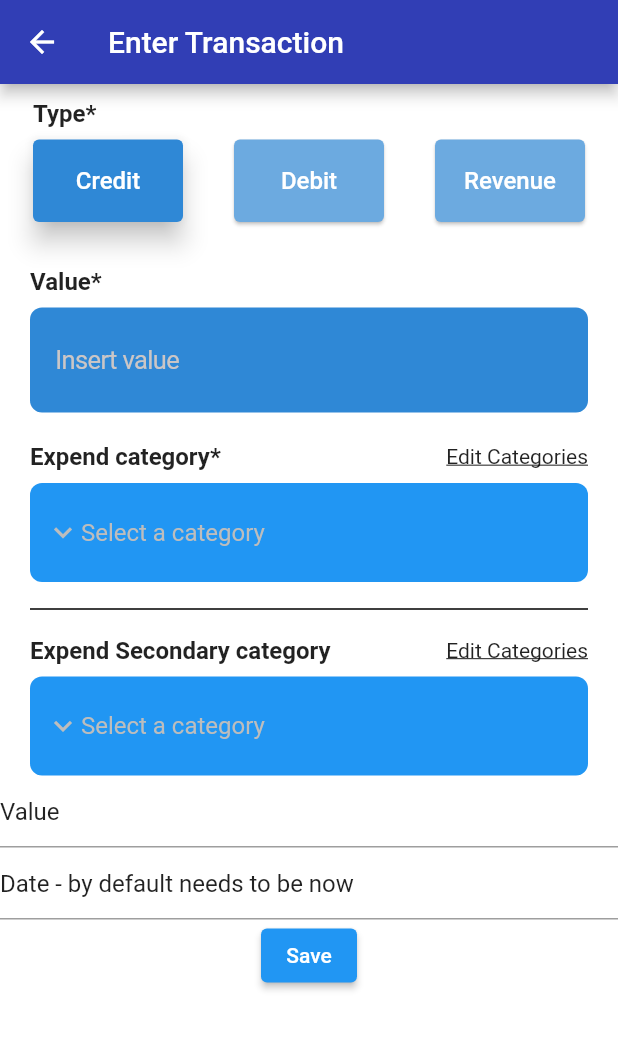
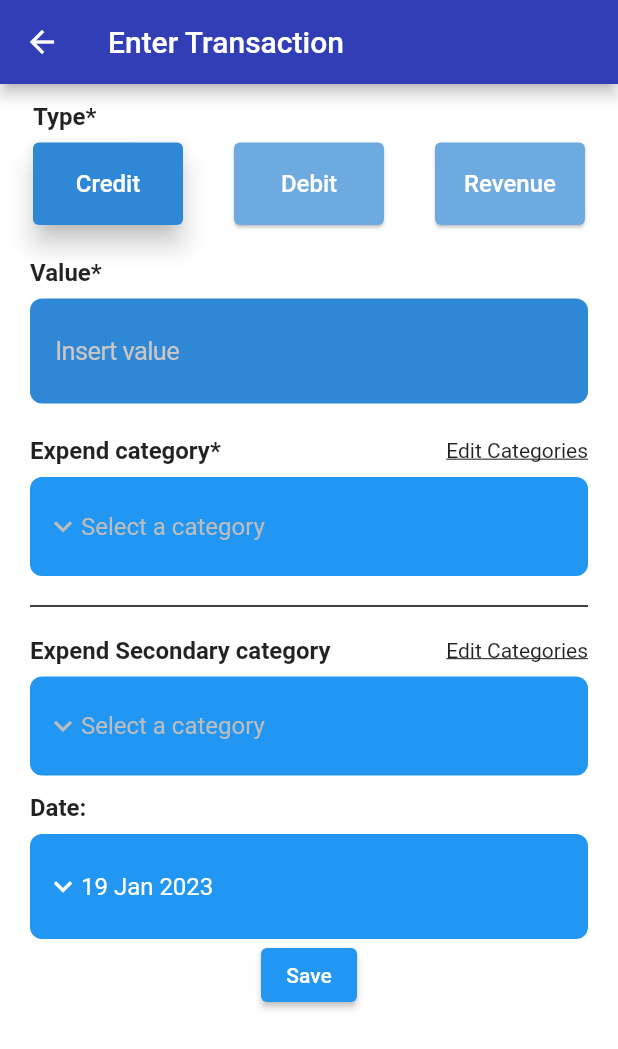
Before and after one commit to LeonardoLeiteMeira/finance_with_notion, a Flutter app: the screen it shows after launch, after a tap on the "add" icon, on a phone screen of 412 x 824 dp. Shown: the top 1049 px of the screen. Run offline on Flutter 3.47's test engine with Material 2 defaults, Android fonts, the phone set to English and light mode, and no system bars; our stand-ins replace currency_text_input_formatter, dio, flutter_dotenv, flutter_mobx, get_it, injectable and 3 more; generated files the repository leaves out were written again; network calls fail.

Commit message:
created datetime picker

```diff
--- a/lib/features/expenses/registerTransaction/register_transaction.controller.dart
+++ b/lib/features/expenses/registerTransaction/register_transaction.controller.dart
@@ -26,4 +26,10 @@ abstract class _RegisterTransactionControllerBase with Store {
 
   @action
   void setCategory(String value) => category = value;
+
+  @observable
+  DateTime transactionDate = DateTime.now();
+
+  @action
+  void setTransactionDate(DateTime value) => transactionDate = value;
 }
--- a/lib/features/expenses/registerTransaction/register_transaction.page.dart
+++ b/lib/features/expenses/registerTransaction/register_transaction.page.dart
@@ -1,5 +1,7 @@
 import 'package:finance_with_notion/shared/widgets/forms_widget/cash_value/cash_value.dart';
+import 'package:finance_with_notion/shared/widgets/forms_widget/datetime_picker/my_datetime_picker.dart';
 import 'package:finance_with_notion/shared/widgets/forms_widget/dropdown/my_dropdown.dart';
+import 'package:flutter/cupertino.dart';
 import 'package:flutter/material.dart';
 import 'package:finance_with_notion/shared/base/base.page.dart';
 import 'package:flutter_mobx/flutter_mobx.dart';
@@ -33,7 +35,7 @@ class _RegisterTransactionPageState extends BaseStateWithController<
 
   @override
   Widget build(BuildContext context) {
-    const double spaceBetweenFormItens = 10;
+    const double spaceBetweenFormItens = 12;
     return Scaffold(
       appBar: AppBar(title: const Text("Enter Transaction")),
       body: SingleChildScrollView(
@@ -41,6 +43,7 @@ class _RegisterTransactionPageState extends BaseStateWithController<
               key: _formKey,
               child: Column(
                 children: [
+                  const SizedBox(height: spaceBetweenFormItens),
                   Observer(
                     builder: (_) => RadioButton(
                       firstOption: TransactionType.credit.asString(),
@@ -68,11 +71,16 @@ class _RegisterTransactionPageState extends BaseStateWithController<
                   SelectCategory(
                       isSeconderyCategory: true,
                       selectCategory: () => print("Select category")),
-                  TextFormField(
-                    initialValue: "Value",
-                  ),
-                  TextFormField(
-                    initialValue: "Date - by default needs to be now",
+                  const SizedBox(height: spaceBetweenFormItens),
+                  Observer(
+                    builder: (_) => MyDatetimePicker(
+                      modalMode: CupertinoDatePickerMode.date,
+                      value: controller.transactionDate,
+                      onDateTimeChanged: (DateTime value) {
+                        controller.setTransactionDate(value);
+                        print(value);
+                      },
+                    ),
                   ),
                   ElevatedButton(
                       onPressed: saveTransaction, child: const Text("Save"))
--- /dev/null
+++ b/lib/shared/widgets/forms_widget/datetime_picker/my_datetime_picker.dart
@@ -0,0 +1,97 @@
+import 'package:flutter/cupertino.dart';
+import 'package:flutter/material.dart';
+import 'package:finance_with_notion/shared/models/generic/date_extension.dart';
+import 'dart:math' as math;
+
+class MyDatetimePicker extends StatefulWidget {
+  final void Function(DateTime) onDateTimeChanged;
+  final DateTime value;
+  final CupertinoDatePickerMode modalMode;
+
+  const MyDatetimePicker({
+    Key? key,
+    required this.onDateTimeChanged,
+    required this.value,
+    required this.modalMode,
+  }) : super(key: key);
+
+  @override
+  State<MyDatetimePicker> createState() => _MyDatetimePickerState();
+}
+
+class _MyDatetimePickerState extends State<MyDatetimePicker> {
+  void showModal() => showCupertinoModalPopup(
+      context: context,
+      builder: (context) => Container(
+            decoration: const BoxDecoration(color: Colors.white),
+            height: MediaQuery.of(context).size.height / 2.5,
+            padding: const EdgeInsets.only(top: 6.0),
+            child: SafeArea(
+              child: Stack(
+                children: [
+                  CupertinoDatePicker(
+                    mode: widget.modalMode,
+                    initialDateTime: widget.value,
+                    use24hFormat: true,
+                    onDateTimeChanged: widget.onDateTimeChanged,
+                  ),
+                  Positioned(
+                      top: 0,
+                      right: 0,
+                      child: CupertinoButton(
+                        child: const Text("Select"),
+                        onPressed: () {
+                          //
+                          Navigator.of(context).pop();
+                        },
+                      )),
+                ],
+              ),
+            ),
+          ));
+
+  @override
+  Widget build(BuildContext context) {
+    return Container(
+      width: MediaQuery.of(context).size.width,
+      margin: const EdgeInsets.fromLTRB(20, 0, 20, 0),
+      child: Column(
+        crossAxisAlignment: CrossAxisAlignment.start,
+        children: [
+          const Text(
+            "Date:",
+            style: TextStyle(fontSize: 16, fontWeight: FontWeight.bold),
+          ),
+          const SizedBox(height: 8),
+          Container(
+            height: 70,
+            decoration: BoxDecoration(
+                color: Colors.blue, borderRadius: BorderRadius.circular(8)),
+            padding: const EdgeInsets.fromLTRB(0, 20, 0, 20),
+            child: InkWell(
+              child: Container(
+                  alignment: Alignment.centerLeft,
+                  padding: const EdgeInsets.only(left: 10),
+                  child: Row(
+                    children: [
+                      Transform.rotate(
+                          angle: -math.pi / 2,
+                          child: const Icon(
+                            Icons.chevron_left,
+                            color: Colors.white,
+                          )),
+                      Text(
+                        widget.value.fullFormatDate(),
+                        style:
+                            const TextStyle(fontSize: 16, color: Colors.white),
+                      ),
+                    ],
+                  )),
+              onTap: showModal,
+            ),
+          ),
+        ],
+      ),
+    );
+  }
+}
--- a/lib/shared/widgets/forms_widget/dropdown/my_dropdown.dart
+++ b/lib/shared/widgets/forms_widget/dropdown/my_dropdown.dart
@@ -99,7 +99,6 @@ class _MyDropdownState extends State<MyDropdown> {
           color: Colors.blue, borderRadius: BorderRadius.circular(8)),
       margin: const EdgeInsets.fromLTRB(20, 0, 20, 0),
       padding: const EdgeInsets.fromLTRB(0, 20, 0, 20),
-      // height: 30,
       child: InkWell(
         onTap: showOptions,
         child: DropdownOption(
--- a/lib/shared/widgets/forms_widget/radio_button/radio_button.dart
+++ b/lib/shared/widgets/forms_widget/radio_button/radio_button.dart
@@ -37,7 +37,7 @@ class RadioButton extends FormField<String> {
                 margin: EdgeInsets.only(
                     left: sideMargin ?? 20, right: sideMargin ?? 20),
                 decoration: const BoxDecoration(),
-                padding: const EdgeInsets.fromLTRB(2, 10, 2, 10),
+                padding: const EdgeInsets.fromLTRB(2, 0, 2, 0),
                 child: Column(
                   crossAxisAlignment: CrossAxisAlignment.start,
                   children: [
```
Also changed, not shown: lib/features/expenses/registerTransaction/register_transaction.controller.g.dart.
